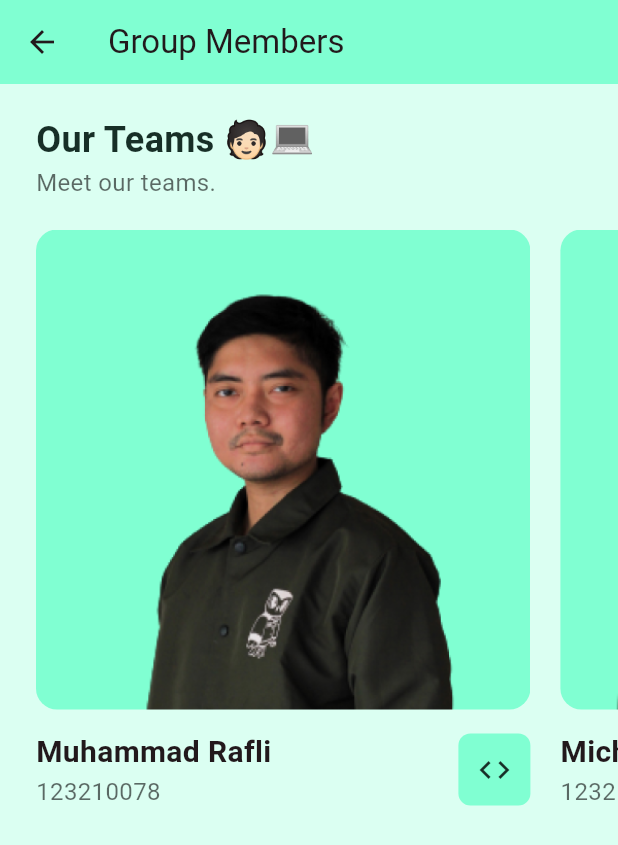
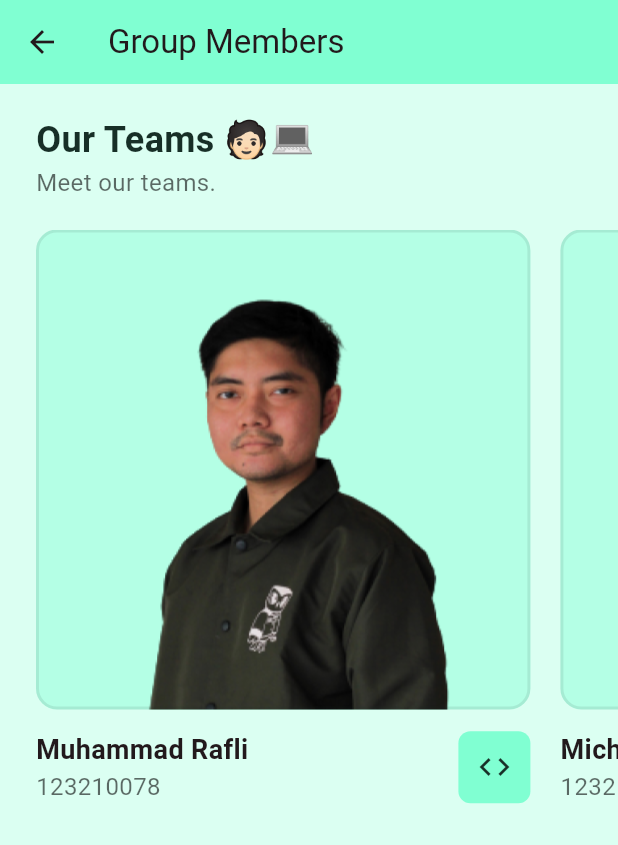
Before and after one commit to plirapli/tpm-tugas-1, a Flutter app: the GroupMembers screen opened directly, on a phone screen of 412 x 824 dp. Shown: the top 845 px of the screen. Run offline on Flutter 3.47's test engine with Material 3 defaults, Android fonts, the light colour scheme and no system bars.

Commit message:
fix incorrect use of parrentdatawidget

```diff
--- a/lib/pages/group.dart
+++ b/lib/pages/group.dart
@@ -1,4 +1,6 @@
+import 'package:flutter/cupertino.dart';
 import 'package:flutter/material.dart';
+import 'package:flutter/widgets.dart';
 import 'package:si_bagus/util/groupitem.dart';
 import 'package:url_launcher/url_launcher.dart';
 
@@ -20,6 +22,7 @@ class _GroupMembersState extends State<GroupMembers> {
         ),
         body: Container(
           color: const Color.fromARGB(255, 219, 255, 242),
+          height: MediaQuery.of(context).size.height,
           child: Column(children: [_heading(), _groupContainer(context)]),
         ),
       ),
@@ -96,12 +99,16 @@ class _GroupMembersState extends State<GroupMembers> {
             margin: const EdgeInsets.only(bottom: 14),
             decoration: BoxDecoration(
                 borderRadius: BorderRadius.circular(14),
+                border: Border.all(
+                    color: const Color.fromARGB(24, 23, 47, 39), width: 2),
+                color: const Color.fromARGB(255, 180, 255, 229),
                 image: DecorationImage(
-                    image: AssetImage(member.img!), fit: BoxFit.cover))),
+                    image: AssetImage(member.img!), fit: BoxFit.fitHeight))),
         Container(
           alignment: Alignment.centerLeft,
           // decoration: BoxDecoration(color: Colors.amber),
-          child: Row(
+          child: Flex(
+            direction: Axis.horizontal,
             mainAxisAlignment: MainAxisAlignment.spaceBetween,
             children: [
               Column(
@@ -110,7 +117,7 @@ class _GroupMembersState extends State<GroupMembers> {
                   Text(
                     member.title!,
                     style: const TextStyle(
-                        fontSize: 20, fontWeight: FontWeight.bold),
+                        fontSize: 18, fontWeight: FontWeight.bold),
                   ),
                   Text(
                     member.subtitle!,
--- a/lib/pages/login.dart
+++ b/lib/pages/login.dart
@@ -62,8 +62,8 @@ class _LoginPageState extends State<LoginPage> {
   Widget build(BuildContext context) {
     return SafeArea(
       child: Scaffold(
-        body: Expanded(
-          child: Container(
+        body: Container(
+          height: MediaQuery.of(context).size.height,
           padding: const EdgeInsets.symmetric(horizontal: 24),
           child: ListView(scrollDirection: Axis.vertical, children: [
             const SizedBox(height: 20),
@@ -75,7 +75,6 @@ class _LoginPageState extends State<LoginPage> {
             _registerButton(context),
             const SizedBox(height: 20)
           ]),
-          ),
         ),
       ),
     );
--- a/lib/pages/register.dart
+++ b/lib/pages/register.dart
@@ -73,8 +73,8 @@ class _RegisterPageState extends State<RegisterPage> {
   Widget build(BuildContext context) {
     return SafeArea(
       child: Scaffold(
-        body: Expanded(
-          child: Container(
+        body: Container(
+          height: MediaQuery.of(context).size.height,
           padding: const EdgeInsets.symmetric(horizontal: 24),
           child: ListView(scrollDirection: Axis.vertical, children: [
             const SizedBox(height: 20),
@@ -87,7 +87,6 @@ class _RegisterPageState extends State<RegisterPage> {
             _loginButton(context),
             const SizedBox(height: 20)
           ]),
-          ),
         ),
       ),
     );
```
Also changed, not shown: lib/pages/home.dart (+4 -7 lines), lib/pages/oddeven.dart (+3 -4 lines), lib/pages/sumsub.dart (+3 -6 lines), assets/images/micel.png, assets/images/rapli.png. Lines whose indentation alone changed are shown as unchanged.
